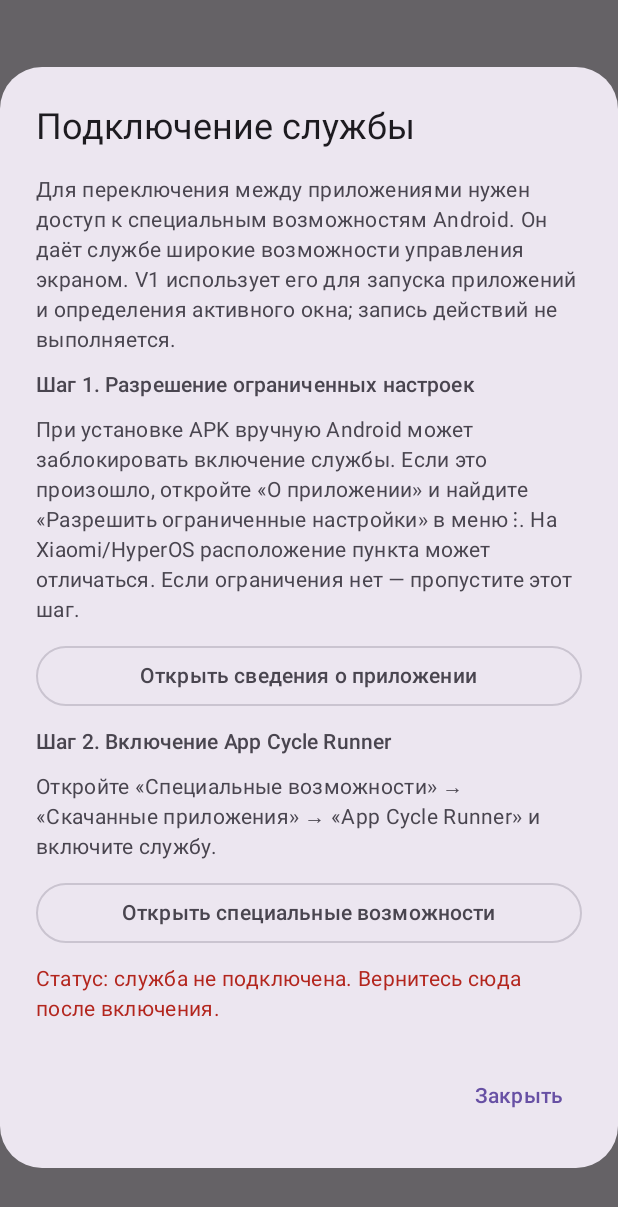
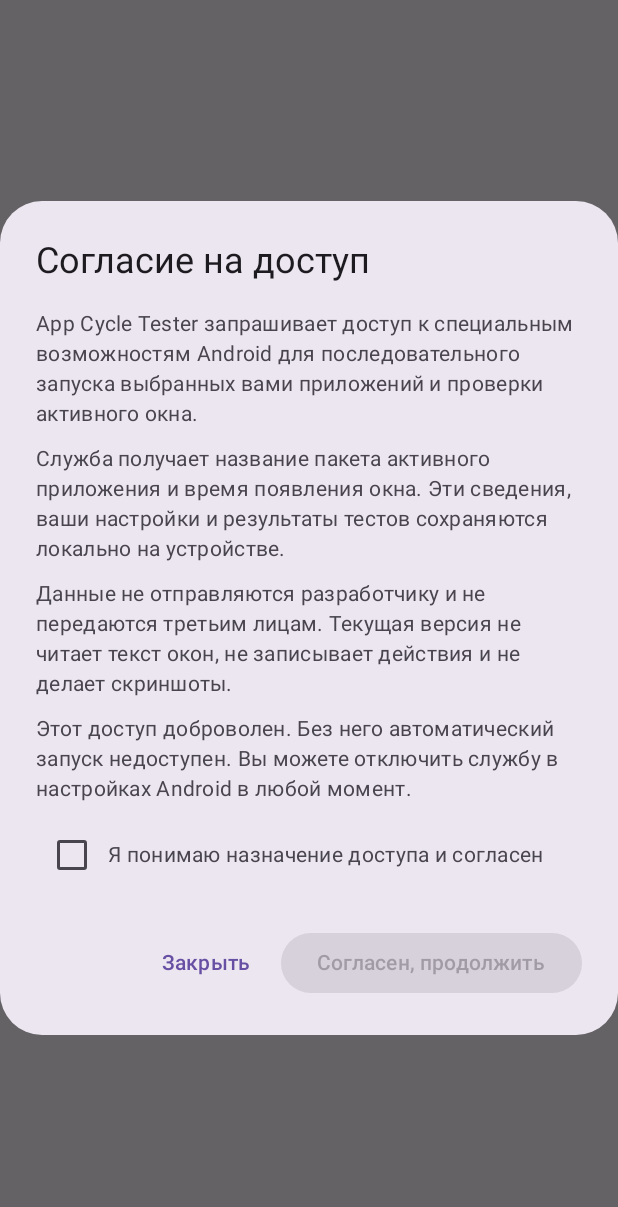
Before and after one commit to GIVLSE/AppCycleTester, an Android app built with Jetpack Compose: the composable AccessSetupDialog shown on its own in the app's theme, on a phone screen of 412 x 824 dp. Shown: the top 1207 px of the screen. Run offline under Robolectric (Android 15) with nearby library versions, the phone set to English and light mode, and no system bars.

Commit message:
feat(play): in-app Accessibility disclosure and affirmative consent

```diff
--- a/app/src/main/java/io/github/givlse/appcycletester/AccessSetupDialog.kt
+++ b/app/src/main/java/io/github/givlse/appcycletester/AccessSetupDialog.kt
@@ -2,89 +2,100 @@ package io.github.givlse.appcycletester
 
 import android.os.Build
 import androidx.compose.foundation.layout.Arrangement
+import androidx.compose.foundation.layout.Column
+import androidx.compose.foundation.layout.Row
+import androidx.compose.foundation.layout.fillMaxWidth
 import androidx.compose.foundation.rememberScrollState
 import androidx.compose.foundation.verticalScroll
-import androidx.compose.foundation.layout.Column
-import androidx.compose.foundation.layout.fillMaxWidth
 import androidx.compose.material3.AlertDialog
 import androidx.compose.material3.Button
+import androidx.compose.material3.Checkbox
 import androidx.compose.material3.MaterialTheme
 import androidx.compose.material3.OutlinedButton
 import androidx.compose.material3.Text
 import androidx.compose.material3.TextButton
 import androidx.compose.runtime.Composable
+import androidx.compose.runtime.getValue
+import androidx.compose.runtime.mutableStateOf
+import androidx.compose.runtime.remember
+import androidx.compose.runtime.setValue
+import androidx.compose.ui.Alignment
 import androidx.compose.ui.Modifier
 import androidx.compose.ui.unit.dp
 
-/**
- * Consent-aware onboarding: permissions are only ever granted by the user in Android Settings.
- * A connected AccessibilityService is the readiness signal, not having visited a settings page.
- */
+/** Explicit disclosure + consent before Android's independent Accessibility grant. */
 @Composable
 internal fun AccessSetupDialog(
     ready: Boolean,
+    consentAccepted: Boolean,
+    onConsent: () -> Unit,
     onOpenAppDetails: () -> Unit,
     onOpenAccessibility: () -> Unit,
     onDismiss: () -> Unit,
     onStart: () -> Unit
 ) {
+    var checked by remember { mutableStateOf(false) }
     AlertDialog(
         onDismissRequest = onDismiss,
-        title = {
-            Text(if (ready) "Доступ подключён" else "Подключение службы")
-        },
+        title = { Text(if (!consentAccepted) "Согласие на доступ"
+            else if (ready) "Доступ подключён" else "Подключение службы") },
         text = {
             Column(
                 modifier = Modifier.verticalScroll(rememberScrollState()),
                 verticalArrangement = Arrangement.spacedBy(10.dp)
             ) {
-                Text(
-                    "Для переключения между приложениями нужен доступ к специальным возможностям Android. " +
-                        "Он даёт службе широкие возможности управления экраном. V1 использует его для запуска " +
-                        "приложений и определения активного окна; запись действий не выполняется."
-                )
-                if (!ready) {
-                    Text("Шаг 1. Разрешение ограниченных настроек",
-                        style = MaterialTheme.typography.titleSmall)
-                    Text(
-                        if (Build.VERSION.SDK_INT >= 33)
-                            "При установке APK вручную Android может заблокировать включение службы. " +
-                                "Если это произошло, откройте «О приложении» и найдите " +
-                                "«Разрешить ограниченные настройки» в меню ⋮. " +
-                                "На Xiaomi/HyperOS расположение пункта может отличаться. " +
-                                "Если ограничения нет — пропустите этот шаг."
-                        else
-                            "На этой версии Android обычно нет дополнительной блокировки " +
-                                "ограниченных настроек. Переходите ко второму шагу."
-                    )
-                    OutlinedButton(
-                        onClick = onOpenAppDetails,
-                        modifier = Modifier.fillMaxWidth()
-                    ) { Text("Открыть сведения о приложении") }
-                    Text("Шаг 2. Включение App Cycle Runner",
-                        style = MaterialTheme.typography.titleSmall)
-                    Text("Откройте «Специальные возможности» → «Скачанные приложения» → " +
-                        "«App Cycle Runner» и включите службу.")
-                    OutlinedButton(
-                        onClick = onOpenAccessibility,
-                        modifier = Modifier.fillMaxWidth()
-                    ) { Text("Открыть специальные возможности") }
-                    Text("Статус: служба не подключена. Вернитесь сюда после включения.",
-                        color = MaterialTheme.colorScheme.error)
+                if (!consentAccepted) {
+                    Text("App Cycle Tester запрашивает доступ к специальным возможностям Android " +
+                        "для последовательного запуска выбранных вами приложений и проверки активного окна.")
+                    Text("Служба получает название пакета активного приложения и время появления окна. " +
+                        "Эти сведения, ваши настройки и результаты тестов сохраняются локально на устройстве.")
+                    Text("Данные не отправляются разработчику и не передаются третьим лицам. " +
+                        "Текущая версия не читает текст окон, не записывает действия и не делает скриншоты.")
+                    Text("Этот доступ доброволен. Без него автоматический запуск недоступен. " +
+                        "Вы можете отключить службу в настройках Android в любой момент.")
+                    Row(verticalAlignment = Alignment.CenterVertically) {
+                        Checkbox(checked = checked, onCheckedChange = { checked = it })
+                        Text("Я понимаю назначение доступа и согласен")
+                    }
                 } else {
-                    Text("Статус: служба подключена. Можно начать тест.",
-                        color = MaterialTheme.colorScheme.primary,
-                        style = MaterialTheme.typography.titleSmall)
+                    Text("Для переключения между приложениями включите App Cycle Runner в " +
+                        "специальных возможностях Android. Система потребует вашего подтверждения.")
+                    if (!ready) {
+                        Text("Шаг 1. Проверка ограниченных настроек",
+                            style = MaterialTheme.typography.titleSmall)
+                        Text(if (Build.VERSION.SDK_INT >= 33)
+                            "Если Android ограничивает доступ для установленного вручную APK, " +
+                                "в сведениях о приложении найдите «Разрешить ограниченные настройки». " +
+                                "При установке через Google Play этот шаг обычно не требуется."
+                            else "Перейдите сразу ко второму шагу.")
+                        OutlinedButton(onClick = onOpenAppDetails, modifier = Modifier.fillMaxWidth()) {
+                            Text("Сведения о приложении")
+                        }
+                        Text("Шаг 2. Включить App Cycle Runner",
+                            style = MaterialTheme.typography.titleSmall)
+                        OutlinedButton(onClick = onOpenAccessibility, modifier = Modifier.fillMaxWidth()) {
+                            Text("Открыть специальные возможности")
+                        }
+                        Text("Статус: служба ещё не подключена.",
+                            color = MaterialTheme.colorScheme.error)
+                    } else {
+                        Text("Статус: служба подключена.",
+                            color = MaterialTheme.colorScheme.primary)
+                    }
                 }
             }
         },
         confirmButton = {
-            if (ready) Button(onClick = onStart) { Text("Начать тест") }
+            if (!consentAccepted) {
+                Button(enabled = checked, onClick = onConsent) {
+                    Text("Согласен, продолжить")
+                }
+            } else if (ready) {
+                Button(onClick = onStart) { Text("Начать тест") }
+            }
         },
         dismissButton = {
-            TextButton(onClick = onDismiss) {
-                Text(if (ready) "Позже" else "Закрыть")
-            }
+            TextButton(onClick = onDismiss) { Text("Закрыть") }
         }
     )
 }
```
